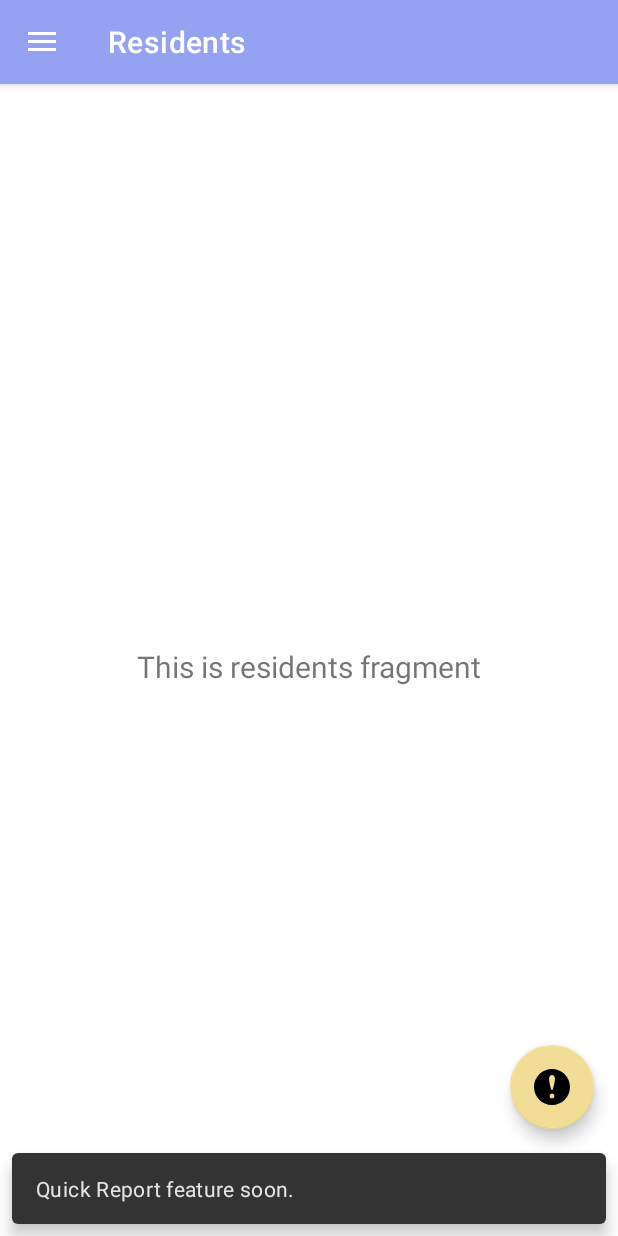
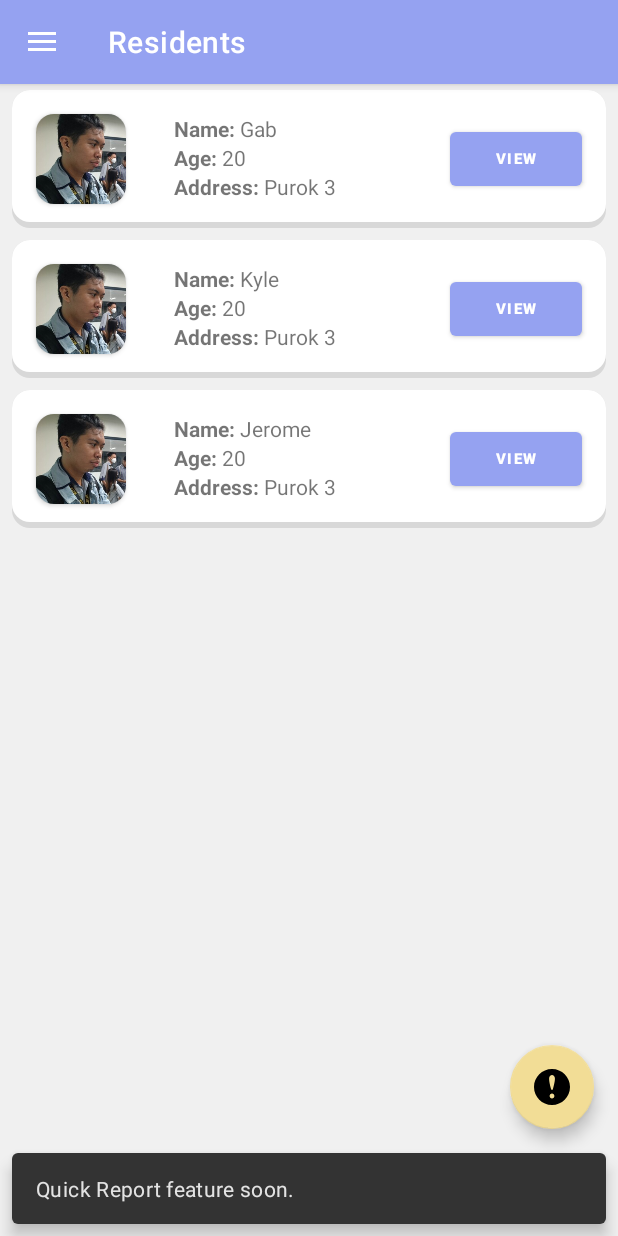
Before and after one commit to Grrom/barangay_cleaning, an Android app: the screen it shows after launch (MainActivity), in the side drawer, after a tap on "Residents", on a phone screen of 412 x 824 dp. Run offline under Robolectric (Android 15) with nearby library versions, the phone set to English and light mode, and no system bars; our stand-ins replace navigation-ui.

Commit message:
add residents recycler view

```diff
--- a/app/src/main/AndroidManifest.xml
+++ b/app/src/main/AndroidManifest.xml
@@ -14,6 +14,11 @@
         android:theme="@style/Theme.Barangay_cleaning"
         tools:targetApi="31">
         <activity
+            android:name=".views.ResidentActivity"
+            android:exported="false"
+            android:parentActivityName=".ui.residents.ResidentsFragment"
+            />
+        <activity
             android:name=".MainActivity"
             android:exported="true"
             android:label="@string/app_name"
--- /dev/null
+++ b/app/src/main/java/com/example/barangay_cleaning/models/Resident.java
@@ -0,0 +1,33 @@
+package com.example.barangay_cleaning.models;
+
+import java.io.Serializable;
+
+public class Resident implements Serializable {
+    int image;
+    String name;
+    int age;
+    String address;
+
+    public Resident(int image, String name, int age, String address){
+        this.image = image;
+        this.name = name;
+        this.age = age;
+        this.address = address;
+    }
+
+    public int getImage() {
+        return image;
+    }
+
+    public String getName() {
+        return name;
+    }
+
+    public int getAge() {
+        return age;
+    }
+
+    public String getAddress() {
+        return address;
+    }
+}
--- /dev/null
+++ b/app/src/main/java/com/example/barangay_cleaning/models/ResidentsAdapter.java
@@ -0,0 +1,71 @@
+package com.example.barangay_cleaning.models;
+
+import android.content.Context;
+import android.content.Intent;
+import android.view.LayoutInflater;
+import android.view.View;
+import android.view.ViewGroup;
+import android.widget.Button;
+import android.widget.ImageView;
+import android.widget.TextView;
+
+import androidx.annotation.NonNull;
+import androidx.recyclerview.widget.RecyclerView;
+
+import com.example.barangay_cleaning.R;
+import com.example.barangay_cleaning.views.ResidentActivity;
+
+import java.util.ArrayList;
+
+public class ResidentsAdapter  extends RecyclerView.Adapter<ResidentsAdapter.MyViewHolder>{
+    Context context;
+    ArrayList<Resident> residents;
+
+    public ResidentsAdapter(Context context, ArrayList<Resident> residents){
+        this.context = context;
+        this.residents = residents;
+    }
+
+    @NonNull
+    @Override
+    public ResidentsAdapter.MyViewHolder onCreateViewHolder(@NonNull ViewGroup parent, int viewType) {
+        return new ResidentsAdapter.MyViewHolder(LayoutInflater.from(context).inflate(R.layout.list_item_row, parent , false));
+    }
+
+    @Override
+    public void onBindViewHolder(@NonNull ResidentsAdapter.MyViewHolder holder, int position) {
+        holder.name.setText(residents.get(position).getName());
+        holder.age.setText(String.valueOf(residents.get(position).getAge()));
+        holder.address.setText(residents.get(position).getAddress());
+        holder.image.setImageResource(residents.get(position).getImage());
+        holder.viewButton.setOnClickListener(view->{
+            Intent intent = new Intent(context, ResidentActivity.class);
+            intent.putExtra("resident", residents.get(position));
+            context.startActivity(intent);
+        });
+    }
+
+    @Override
+    public int getItemCount() {
+        return residents.size();
+    }
+
+    public static class MyViewHolder extends RecyclerView.ViewHolder{
+
+        ImageView image;
+        TextView name;
+        TextView age;
+        TextView address;
+        Button viewButton;
+
+        public MyViewHolder(@NonNull View itemView) {
+            super(itemView);
+
+            image = itemView.findViewById(R.id.resident_image);
+            name = itemView.findViewById(R.id.resident_name);
+            age = itemView.findViewById(R.id.resident_age);
+            address = itemView.findViewById(R.id.resident_address);
+            viewButton = itemView.findViewById(R.id.view_button);
+        }
+    }
+}
--- a/app/src/main/java/com/example/barangay_cleaning/ui/residents/ResidentsFragment.java
+++ b/app/src/main/java/com/example/barangay_cleaning/ui/residents/ResidentsFragment.java
@@ -9,24 +9,53 @@ import android.widget.TextView;
 import androidx.annotation.NonNull;
 import androidx.fragment.app.Fragment;
 import androidx.lifecycle.ViewModelProvider;
+import androidx.recyclerview.widget.LinearLayoutManager;
+import androidx.recyclerview.widget.RecyclerView;
 
-import com.example.barangay_cleaning.databinding.FragmentGalleryBinding;
+import com.example.barangay_cleaning.R;
+import com.example.barangay_cleaning.databinding.FragmentResidentsBinding;
+import com.example.barangay_cleaning.models.Resident;
+import com.example.barangay_cleaning.models.ResidentsAdapter;
+
+import java.util.ArrayList;
 
 public class ResidentsFragment extends Fragment {
 
-    private FragmentGalleryBinding binding;
+    private FragmentResidentsBinding binding;
+
+    ArrayList<Resident> residents = new ArrayList<>();
 
     public View onCreateView(@NonNull LayoutInflater inflater,
                              ViewGroup container, Bundle savedInstanceState) {
+        binding = FragmentResidentsBinding.inflate(inflater, container, false);
+        View root = binding.getRoot();
+
+        RecyclerView recyclerView = binding.residentsRecyclerView;
+        setupResidentModels();
+
+        ResidentsAdapter adapter  = new ResidentsAdapter(getContext(), residents);
+        recyclerView.setAdapter(adapter);
+        recyclerView.setLayoutManager(new LinearLayoutManager(getContext()));
+
         ResidentsViewModel galleryViewModel =
                 new ViewModelProvider(this).get(ResidentsViewModel.class);
 
-        binding = FragmentGalleryBinding.inflate(inflater, container, false);
-        View root = binding.getRoot();
 
-        final TextView textView = binding.textGallery;
-        galleryViewModel.getText().observe(getViewLifecycleOwner(), textView::setText);
+//        final TextView textView = binding.textGallery;
+//        galleryViewModel.getText().observe(getViewLifecycleOwner(), textView::setText);
+
         return root;
+    }
+
+    private void setupResidentModels(){
+        String[] names = {"Gab", "Kyle","Jerome"};
+        int image= R.drawable.temp_profile;
+        int age = 20;
+        String address = "Purok 3";
+
+        for (int i = 0; i < names.length; i++){
+            residents.add(new Resident(image, names[i], age, address));
+        }
     }
 
     @Override
--- /dev/null
+++ b/app/src/main/java/com/example/barangay_cleaning/views/ResidentActivity.java
@@ -0,0 +1,35 @@
+package com.example.barangay_cleaning.views;
+
+import androidx.appcompat.app.AppCompatActivity;
+
+import android.app.FragmentManager;
+import android.content.Intent;
+import android.os.Bundle;
+import android.util.Log;
+import android.view.MenuItem;
+import android.widget.TextView;
+
+import com.example.barangay_cleaning.R;
+import com.example.barangay_cleaning.models.Resident;
+
+public class ResidentActivity extends AppCompatActivity {
+
+    @Override
+    protected void onCreate(Bundle savedInstanceState) {
+        super.onCreate(savedInstanceState);
+        setContentView(R.layout.activity_resident);
+
+
+        TextView textView = findViewById(R.id.textView);
+
+        Resident resident = (Resident) getIntent().getSerializableExtra("resident");
+        getSupportActionBar().setTitle(resident.getName());
+        textView.setText(resident.getName());
+    }
+
+    @Override
+    public boolean onSupportNavigateUp() {
+        onBackPressed();
+        return true;
+    }
+}
--- /dev/null
+++ b/app/src/main/res/drawable/card_background.xml
@@ -0,0 +1,17 @@
+<?xml version="1.0" encoding="utf-8"?>
+<layer-list xmlns:android="http://schemas.android.com/apk/res/android">
+    <!-- Bottom 2dp Shadow -->
+    <item>
+        <shape  android:shape="rectangle">
+            <solid android:color="#d8d8d8" />
+            <corners android:radius="12dp" />
+        </shape>
+    </item>
+    <!-- White Top color -->
+    <item android:bottom="4dp">
+        <shape  android:shape="rectangle">
+            <solid android:color="#FFFFFF" />
+            <corners android:radius="12dp" />
+        </shape>
+    </item>
+</layer-list>
--- a/app/src/main/res/drawable/round_background.xml
+++ /dev/null
@@ -1,8 +0,0 @@
-<?xml version="1.0" encoding="utf-8"?>
-<layer-list xmlns:android="http://schemas.android.com/apk/res/android">
-    <item>
-        <shape android:shape="oval">
-            <solid android:color="#FFFFFF" />
-        </shape>
-    </item>
-</layer-list>
--- a/app/src/main/res/layout/fragment_gallery.xml
+++ b/app/src/main/res/layout/activity_resident.xml
@@ -4,17 +4,13 @@
     xmlns:tools="http://schemas.android.com/tools"
     android:layout_width="match_parent"
     android:layout_height="match_parent"
-    tools:context=".ui.residents.ResidentsFragment">
+    tools:context=".views.ResidentActivity">
 
     <TextView
-        android:id="@+id/text_gallery"
-        android:layout_width="match_parent"
-        android:layout_height="wrap_content"
-        android:layout_marginStart="8dp"
-        android:layout_marginTop="8dp"
-        android:layout_marginEnd="8dp"
-        android:textAlignment="center"
-        android:textSize="20sp"
+        android:id="@+id/textView"
+        android:layout_width="67dp"
+        android:layout_height="13dp"
+        android:text="TextView"
         app:layout_constraintBottom_toBottomOf="parent"
         app:layout_constraintEnd_toEndOf="parent"
         app:layout_constraintStart_toStartOf="parent"
--- /dev/null
+++ b/app/src/main/res/layout/fragment_residents.xml
@@ -0,0 +1,18 @@
+<?xml version="1.0" encoding="utf-8"?>
+
+<androidx.appcompat.widget.LinearLayoutCompat
+    xmlns:android="http://schemas.android.com/apk/res/android"
+    xmlns:tools="http://schemas.android.com/tools"
+    android:layout_width="match_parent"
+    android:layout_height="match_parent"
+    android:layout_gravity="center"
+    android:background="@color/bg_light"
+    tools:context=".ui.residents.ResidentsFragment">
+
+    <androidx.recyclerview.widget.RecyclerView
+        android:id="@+id/residentsRecyclerView"
+        android:layout_width="match_parent"
+        android:layout_height="match_parent"
+        android:textAlignment="center"
+        />
+</androidx.appcompat.widget.LinearLayoutCompat>
--- /dev/null
+++ b/app/src/main/res/layout/list_item_row.xml
@@ -0,0 +1,102 @@
+<?xml version="1.0" encoding="utf-8"?>
+<androidx.appcompat.widget.LinearLayoutCompat xmlns:android="http://schemas.android.com/apk/res/android"
+    android:layout_width="match_parent"
+    android:layout_height="wrap_content"
+    xmlns:app="http://schemas.android.com/apk/res-auto"
+    android:orientation="horizontal"
+    android:layout_marginHorizontal="8dp"
+    android:layout_marginVertical="4dp"
+    android:background="@drawable/card_background">
+
+    <androidx.cardview.widget.CardView
+        android:layout_width="60dp"
+        android:layout_margin="16dp"
+        android:layout_height="60dp"
+        app:cardCornerRadius="12dp"
+        >
+
+        <ImageView
+            android:id="@+id/resident_image"
+            android:layout_width="match_parent"
+            android:layout_height="match_parent"
+            android:src="@drawable/temp_profile"
+            />
+    </androidx.cardview.widget.CardView>
+
+    <LinearLayout
+        android:layout_weight="1"
+        android:layout_width="wrap_content"
+        android:layout_height="wrap_content"
+        android:orientation="vertical"
+        android:layout_margin="16dp"
+        >
+        <LinearLayout
+            android:layout_width="wrap_content"
+            android:layout_height="wrap_content">
+
+            <TextView
+                android:layout_width="wrap_content"
+                android:layout_height="wrap_content"
+                android:text="Name: "
+                android:textStyle="bold"
+                />
+            <TextView
+                android:id="@+id/resident_name"
+                android:layout_width="wrap_content"
+                android:layout_height="wrap_content"
+                android:text="Gabriel"
+                />
+        </LinearLayout>
+
+        <LinearLayout
+            android:layout_width="wrap_content"
+            android:layout_height="wrap_content">
+
+            <TextView
+                android:layout_width="wrap_content"
+                android:layout_height="wrap_content"
+                android:text="Age: "
+                android:textStyle="bold"
+                />
+            <TextView
+                android:id="@+id/resident_age"
+                android:layout_width="wrap_content"
+                android:layout_height="wrap_content"
+                android:text="20"
+                />
+        </LinearLayout>
+
+        <LinearLayout
+            android:layout_width="wrap_content"
+            android:layout_height="wrap_content">
+
+            <TextView
+                android:layout_width="wrap_content"
+                android:layout_height="wrap_content"
+                android:text="Address: "
+                android:textStyle="bold"
+                />
+            <TextView
+                android:id="@+id/resident_address"
+                android:layout_width="wrap_content"
+                android:layout_height="wrap_content"
+                android:text="Purok 3"
+                />
+        </LinearLayout>
+
+
+
+    </LinearLayout>
+
+    <Button
+        android:id="@+id/view_button"
+        android:layout_margin="16dp"
+        android:layout_gravity="center"
+        android:layout_width="wrap_content"
+        android:layout_height="wrap_content"
+        android:text="view"
+        android:textSize="10sp"
+        android:textStyle="bold"
+        />
+
+</androidx.appcompat.widget.LinearLayoutCompat>
--- a/app/src/main/res/navigation/mobile_navigation.xml
+++ b/app/src/main/res/navigation/mobile_navigation.xml
@@ -15,7 +15,7 @@
         android:id="@+id/nav_residents"
         android:name="com.example.barangay_cleaning.ui.residents.ResidentsFragment"
         android:label="@string/menu_residents"
-        tools:layout="@layout/fragment_gallery" />
+        tools:layout="@layout/fragment_residents" />
 
     <fragment
         android:id="@+id/nav_areas"
--- a/app/src/main/res/values/colors.xml
+++ b/app/src/main/res/values/colors.xml
@@ -7,4 +7,5 @@
     <color name="secondary_dark">#A68F46</color>
     <color name="black">#FF000000</color>
     <color name="white">#FFFFFFFF</color>
+    <color name="bg_light">#FFF0F0F0</color>
 </resources>
--- a/app/src/main/res/values/themes.xml
+++ b/app/src/main/res/values/themes.xml
@@ -1,6 +1,6 @@
 <resources xmlns:tools="http://schemas.android.com/tools">
     <!-- Base application theme. -->
-    <style name="Theme.Barangay_cleaning" parent="Theme.MaterialComponents.DayNight.NoActionBar">
+    <style name="Theme.Barangay_cleaning" parent="Theme.MaterialComponents.DayNight.DarkActionBar">
         <!-- Primary brand color. -->
         <item name="colorPrimary">@color/primary</item>
         <item name="colorPrimaryVariant">@color/primary_dark</item>
```
